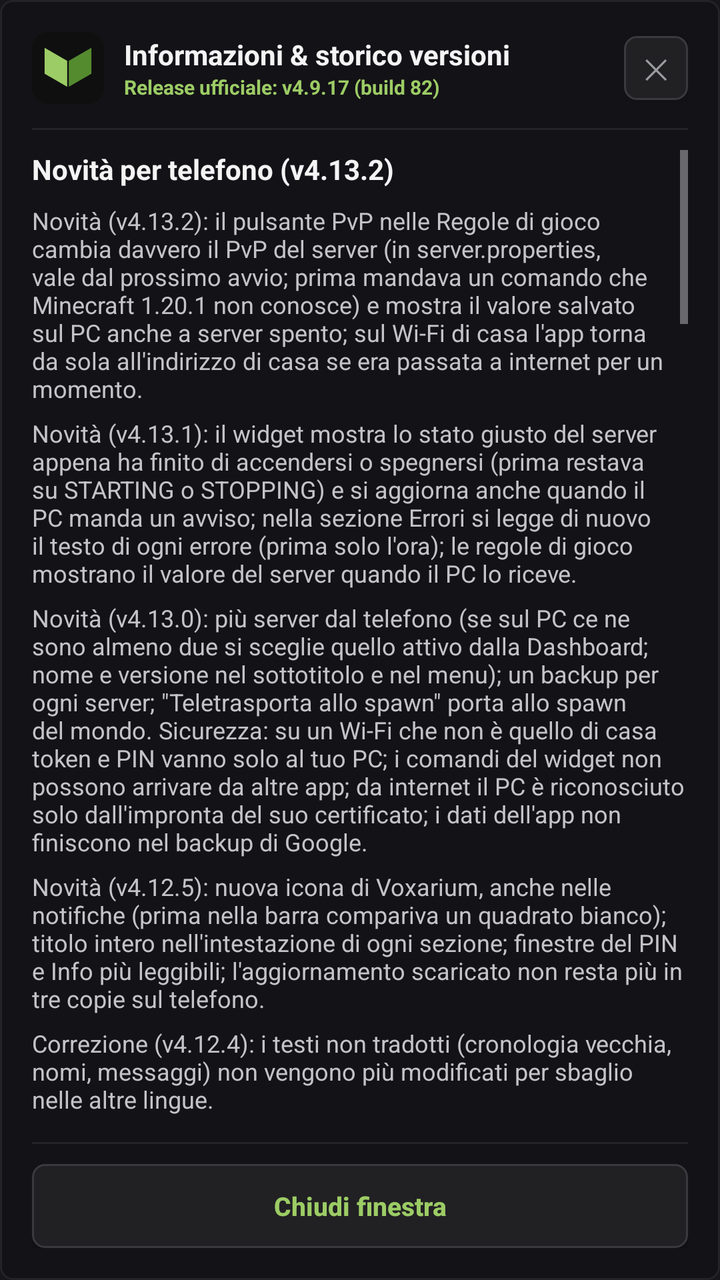
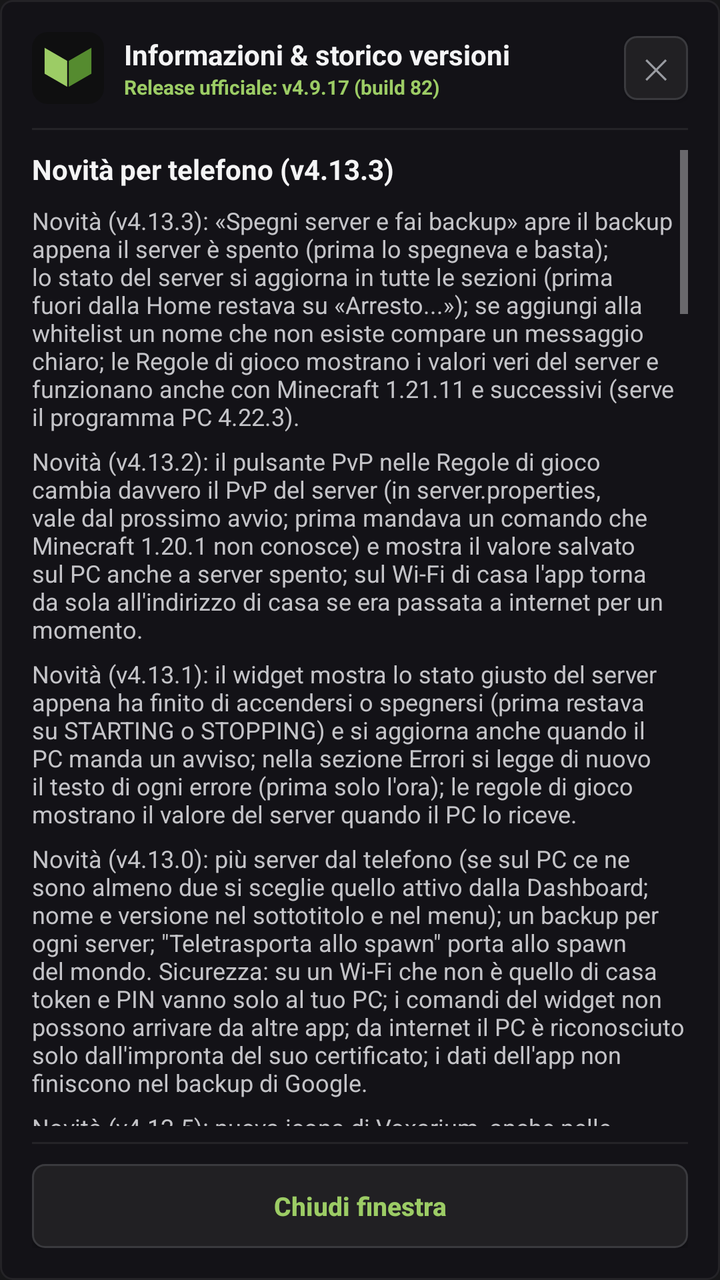

Before-and-after screenshots of an Android layout around one commit, followed by the original layout XML and the change that was made.
<!-- AndroidManifest.xml: application theme AppTheme -->
<!-- res/layout/dialog_info_versions.xml -->
<?xml version="1.0" encoding="utf-8"?>
<LinearLayout xmlns:android="http://schemas.android.com/apk/res/android"
    android:layout_width="match_parent"
    android:layout_height="wrap_content"
    android:orientation="vertical"
    android:background="@drawable/card_bg"
    android:padding="16dp">

    
    <RelativeLayout
        android:layout_width="match_parent"
        android:layout_height="wrap_content"
        android:layout_marginBottom="12dp">

        <ImageView
            android:id="@+id/dialogHeaderInfoIcon"
            android:layout_width="36dp"
            android:layout_height="36dp"
            android:layout_alignParentStart="true"
            android:layout_centerVertical="true"
            android:src="@drawable/ic_launcher" />

        <LinearLayout
            android:layout_width="wrap_content"
            android:layout_height="wrap_content"
            android:layout_toEndOf="@+id/dialogHeaderInfoIcon"
            android:layout_marginStart="10dp"
            android:layout_centerVertical="true"
            android:orientation="vertical">

            <TextView
                android:layout_width="wrap_content"
                android:layout_height="wrap_content"
                android:text="Informazioni &amp; storico versioni"
                android:tag="t:ui.informazioni_storico_versioni"
                android:textColor="#f4f4f5"
                android:textSize="14sp"
                android:textStyle="bold" />

            <TextView
                android:id="@+id/dialogTxtCurrentVersion"
                android:layout_width="wrap_content"
                android:layout_height="wrap_content"
                android:text="Release ufficiale: v4.9.17 (build 82)"
                android:tag="notr"
                android:textColor="#9ccc65"
                android:textSize="10sp"
                android:textStyle="bold" />
        </LinearLayout>

        <Button
            android:id="@+id/dialogBtnCloseTop"
            android:layout_width="32dp"
            android:layout_height="32dp"
            android:layout_alignParentEnd="true"
            android:layout_centerVertical="true"
            android:background="@drawable/btn_slate"
            android:text="✕"
            android:textColor="#9a9ca2"
            android:textSize="14sp" />
    </RelativeLayout>

    <View
        android:layout_width="match_parent"
        android:layout_height="1dp"
        android:background="#242327"
        android:layout_marginBottom="10dp" />

    
    <ScrollView
        android:layout_width="match_parent"
        android:layout_height="0dp"
        android:layout_weight="1"
        android:fillViewport="true"
        android:scrollbars="vertical">

        <LinearLayout
            android:layout_width="match_parent"
            android:layout_height="wrap_content"
            android:orientation="vertical">

            
            <TextView
                android:layout_width="wrap_content"
                android:layout_height="wrap_content"
                android:text="Novità per telefono (v4.13.2)"
                android:tag="t:ui.novita_telefono|v4.13.2"
                android:textColor="#f4f4f5"
                android:textSize="14sp"
                android:textStyle="bold"
                android:layout_marginBottom="8dp" />

            
                <TextView
                    android:layout_width="match_parent"
                    android:layout_height="wrap_content"
                    android:text="Novità (v4.13.2): il pulsante PvP nelle Regole di gioco cambia davvero il PvP del server (in server.properties, vale dal prossimo avvio; prima mandava un comando che Minecraft 1.20.1 non conosce) e mostra il valore salvato sul PC anche a server spento; sul Wi-Fi di casa l'app torna da sola all'indirizzo di casa se era passata a internet per un momento."
                    android:tag="t:ui.novita_v4_13_2_pvp"
                    android:textColor="#c4c4c8"
                    android:textSize="12sp"
                    android:layout_marginBottom="6dp" />

                <TextView
                    android:layout_width="match_parent"
                    android:layout_height="wrap_content"
                    android:text="Novità (v4.13.1): il widget mostra lo stato giusto del server appena ha finito di accendersi o spegnersi (prima restava su STARTING o STOPPING) e si aggiorna anche quando il PC manda un avviso; nella sezione Errori si legge di nuovo il testo di ogni errore (prima solo l'ora); le regole di gioco mostrano il valore del server quando il PC lo riceve."
                    android:tag="t:ui.novita_v4_13_1_widget"
                    android:textColor="#c4c4c8"
                    android:textSize="12sp"
                    android:layout_marginBottom="6dp" />

                <TextView
                    android:layout_width="match_parent"
                    android:layout_height="wrap_content"
                    android:text="Novità (v4.13.0): più server dal telefono (se sul PC ce ne sono almeno due si sceglie quello attivo dalla Dashboard; nome e versione nel sottotitolo e nel menu); un backup per ogni server; &quot;Teletrasporta allo spawn&quot; porta allo spawn del mondo. Sicurezza: su un Wi-Fi che non è quello di casa token e PIN vanno solo al tuo PC; i comandi del widget non possono arrivare da altre app; da internet il PC è riconosciuto solo dall'impronta del suo certificato; i dati dell'app non finiscono nel backup di Google."
                    android:tag="t:ui.novita_v4_13_0_piu_server"
                    android:textColor="#c4c4c8"
                    android:textSize="12sp"
                    android:layout_marginBottom="6dp" />

                <TextView
                    android:layout_width="match_parent"
                    android:layout_height="wrap_content"
                    android:text="Novità (v4.12.5): nuova icona di Voxarium, anche nelle notifiche (prima nella barra compariva un quadrato bianco); titolo intero nell'intestazione di ogni sezione; finestre del PIN e Info più leggibili; l'aggiornamento scaricato non resta più in tre copie sul telefono."
                    android:tag="t:ui.novita_v4_12_5_icona"
                    android:textColor="#c4c4c8"
                    android:textSize="12sp"
                    android:layout_marginBottom="6dp" />

                <TextView
                    android:layout_width="match_parent"
                    android:layout_height="wrap_content"
                    android:text="Correzione (v4.12.4): i testi non tradotti (cronologia vecchia, nomi, messaggi) non vengono più modificati per sbaglio nelle altre lingue."
                    android:tag="t:ui.correzione_v4_12_4_testi_non_tradotti"
                    android:textColor="#c4c4c8"
                    android:textSize="12sp"
                    android:layout_marginBottom="6dp" />

                <TextView
                    android:layout_width="match_parent"
                    android:layout_height="wrap_content"
                    android:text="App in 6 lingue (v4.12.0 – v4.12.3): pulsante della lingua nella barra in alto (IT, EN, ES, FR, DE, PT); il cambio lingua non riapre l'app e non chiede di nuovo l'impronta; tradotti anche errori di connessione e tipi di notifica."
                    android:tag="t:ui.app_6_lingue_v4_12_0_v4_12_3_pulsante"
                    android:textColor="#c4c4c8"
                    android:textSize="12sp"
                    android:layout_marginBottom="6dp" />

                <TextView
                    android:layout_width="match_parent"
                    android:layout_height="wrap_content"
                    android:text="RAM e backup (v4.11.0): RAM del server scelta da un elenco fino alla RAM del PC; la finestra del backup mostra quanto peserà; il PIN di sblocco viene controllato dal PC, quindi dopo un cambio di PIN vale subito quello nuovo; codice dell'app protetto."
                    android:tag="t:ui.ram_backup_v4_11_0_ram_server_scelta"
                    android:textColor="#c4c4c8"
                    android:textSize="12sp"
                    android:layout_marginBottom="6dp" />

                <TextView
                    android:layout_width="match_parent"
                    android:layout_height="wrap_content"
                    android:text="Avvisi verificati (v4.10.4): l'app mostra solo gli avvisi firmati dal proprio PC, quindi nessuno può mandarne di falsi; tolti due canali di notifica vecchi. Notifiche più puntuali (v4.10.3): quando la rete torna dopo un periodo senza segnale l'app riprende subito a ricevere gli avvisi del PC (prima poteva aspettare fino a 5 minuti). Correzioni (v4.10.2): dopo la prima configurazione la schermata Connessione mostra gli indirizzi salvati (prima, salvando da lì, si perdevano); ping mostrato solo a server acceso; titolo della testata non più sovrapposto allo stato."
                    android:tag="t:ui.avvisi_verificati_v4_10_4_app_mostra"
                    android:textColor="#c4c4c8"
                    android:textSize="12sp"
                    android:layout_marginBottom="6dp" />


                <TextView
                    android:layout_width="match_parent"
                    android:layout_height="wrap_content"
                    android:text="Nome Voxarium (v4.10.1) e accesso da fuori casa senza tunnel (v4.10.0): collegamento in HTTPS all'IP pubblico del PC, riconosciuto dall'impronta del suo certificato; nuovo aspetto come il pannello PC."
                    android:tag="t:ui.nome_voxarium_v4_10_1_accesso_fuori"
                    android:textColor="#c4c4c8"
                    android:textSize="12sp"
                    android:layout_marginBottom="6dp" />


            <LinearLayout
                android:layout_width="match_parent"
                android:layout_height="wrap_content"
                android:orientation="vertical"
                android:background="#131217"
                android:padding="12dp"
                android:layout_marginBottom="12dp">

                <TextView
                    android:layout_width="wrap_content"
                    android:layout_height="wrap_content"
                    android:text="Novità smartphone (app Android APK):"
                    android:tag="t:ui.novita_smartphone_app_android_apk"
                    android:textColor="#9a9ca2"
                    android:textSize="14sp"
                    android:textStyle="bold"
                    android:layout_marginBottom="6dp" />

                <TextView
                    android:layout_width="match_parent"
                    android:layout_height="wrap_content"
                    android:text="• Modalità Auto, Wi-Fi e Internet:\nIn Auto l'app usa l'indirizzo di casa sul Wi-Fi e quello da internet con i dati mobili, e passa dall'uno all'altro da sola.\n\n• Indirizzi sempre aggiornati:\nQuando cambia l'indirizzo del PC, il PC lo manda all'app con un messaggio firmato (ntfy): l'app accetta solo quelli del proprio PC.\n\n• Widget Schermata Home (2x2 / 4x1):\nStato del server, TPS, RAM e giocatori con comandi rapidi a un tocco.\n\n• Sblocco con PIN del PC e notifiche anche ad app chiusa."
                    android:tag="t:ui.modalita_auto_wi_fi_internet_auto_app"
                    android:textColor="#f4f4f5"
                    android:textSize="12sp"
                    android:lineSpacingExtra="3dp" />
            </LinearLayout>

            
            <TextView
                android:layout_width="wrap_content"
                android:layout_height="wrap_content"
                android:text="Cronologia versioni telefono"
                android:tag="t:ui.cronologia_versioni_telefono"
                android:textColor="#f4f4f5"
                android:textSize="14sp"
                android:textStyle="bold"
                android:layout_marginBottom="8dp" />

            <LinearLayout
                android:layout_width="match_parent"
                android:layout_height="wrap_content"
                android:orientation="vertical"
                android:background="#0f0f11"
                android:padding="12dp"
                android:layout_marginBottom="8dp">

                <TextView
                    android:layout_width="match_parent"
                    android:layout_height="wrap_content"
                    android:text="• v4.13.2 (Build 108):
Pulsante PvP funzionante (server.properties); ritorno automatico al Wi-Fi di casa."
                    android:tag="t:ui.v4_13_2_build_108_pvp"
                    android:textColor="#c4c4c8"
                    android:textSize="12sp"
                    android:layout_marginBottom="4dp" />

                <TextView
                    android:layout_width="match_parent"
                    android:layout_height="wrap_content"
                    android:text="• v4.13.1 (Build 107):
Widget con lo stato del server aggiornato; testo degli errori di nuovo visibile; regole di gioco lette dal server."
                    android:tag="t:ui.v4_13_1_build_107_widget"
                    android:textColor="#c4c4c8"
                    android:textSize="12sp"
                    android:layout_marginBottom="4dp" />

                <TextView
                    android:layout_width="match_parent"
                    android:layout_height="wrap_content"
                    android:text="• v4.13.0 (Build 105):\nPiù server dal telefono; un backup per ogni server; teletrasporto allo spawn del mondo; più sicurezza su Wi-Fi esterni, nel widget e nel collegamento da internet."
                    android:tag="t:ui.v4_13_0_build_105_server"
                    android:textColor="#c4c4c8"
                    android:textSize="12sp"
                    android:layout_marginBottom="4dp" />

                <TextView
                    android:layout_width="match_parent"
                    android:layout_height="wrap_content"
                    android:text="• v4.12.5 (Build 102):\nNuova icona; titoli interi nell'intestazione; finestre del PIN e Info più leggibili; aggiornamento scaricato in una sola copia."
                    android:tag="t:ui.v4_12_5_build_102_icona"
                    android:textColor="#c4c4c8"
                    android:textSize="12sp"
                    android:layout_marginBottom="4dp" />

                <TextView
                    android:layout_width="match_parent"
                    android:layout_height="wrap_content"
                    android:text="• v4.12.4 (Build 96):\nI testi non tradotti non vengono più modificati per sbaglio nelle altre lingue."
                    android:tag="t:ui.v4_12_4_build_96_testi_non_tradotti"
                    android:textColor="#c4c4c8"
                    android:textSize="12sp"
                    android:layout_marginBottom="4dp" />

                <TextView
                    android:layout_width="match_parent"
                    android:layout_height="wrap_content"
                    android:text="• v4.12.3 (Build 95):\nTradotti errori di connessione e tipi di notifica.\n• v4.12.2 (Build 94):\nIl cambio lingua non riapre l'app e non chiede di nuovo l'impronta.\n• v4.12.1 (Build 93):\nPulsante della lingua nella barra in alto.\n• v4.12.0 (Build 92):\nApp in 6 lingue: italiano, inglese, spagnolo, francese, tedesco e portoghese.\n• v4.11.0 (Build 91):\nRAM del server fino alla RAM del PC; peso del backup; PIN controllato dal PC; codice protetto."
                    android:tag="t:ui.v4_12_3_build_95_tradotti_errori"
                    android:textColor="#c4c4c8"
                    android:textSize="12sp"
                    android:layout_marginBottom="8dp" />

                <TextView
                    android:layout_width="match_parent"
                    android:layout_height="wrap_content"
                    android:tag="notr"
                    android:text="• v4.10.4 (Build 90):
Solo avvisi firmati dal proprio PC; canali di notifica riordinati.
• v4.10.3 (Build 89):
Avvisi del PC ripresi subito al ritorno della rete.
• v4.10.2 (Build 88):\nSchermata Connessione con gli indirizzi salvati dopo la prima configurazione; ping solo a server acceso; testata sistemata; finestra Info aggiornata.\n• v4.10.1 (Build 87):\nL'app si chiama Voxarium.\n• v4.10.0 (Build 86):\nAccesso da fuori casa in HTTPS sull'IP pubblico del PC (tunnel Cloudflare tolto); nuovo aspetto come il pannello PC.\n• v4.9.18 – v4.9.20 (Build 83-85):\nCanale notifiche proprio per ogni PC; meno richieste a ntfy.sh; avviso se il PC usa ancora il PIN predefinito.\n• v4.9.17 (Build 82):
Sicurezza push avanzata: verifica obbligatoria firma crittografica HMAC-SHA256 con push_secret su tutti i messaggi ntfy; topic ntfy dinamico configurato direttamente dal server al login (/api/auth/verify) con riconnessione a caldo in background.
• v4.9.15 (Build 80):
Bonifica totale lettere accentate italiane (à, è, é, ì, ò, ù, È, À) in tutte le schermate, toast e dialoghi; flag compilatore -encoding UTF-8 forzato stabilmente.
• v4.9.14 (Build 79):
Grafica ufficiale Minecraft: blocchi 3D in testata e dashboard, avatar skin teste reali per i giocatori connessi via mc-heads.
• v4.9.13 (Build 78):
Stabilizzazione handshake rete LAN e tunneling Cloudflare.
• v4.9.12 (Build 77):
Risoluzione bug audit dal vivo: giocatori online, conferma backup con opzione Drive, pulsante annulla, stati stopping/restarting/crash, gamerules dal server e avanzamento ripristino.
• v4.9.11 (Build 76):
Login con PIN, header X-Admin-Token, download APK atomico anti-troncamento e timeout ntfy 120s.
• v4.9.10 (Build 75):
Sincronizzazione automatica bidirezionale diretta da /api/network e fallback ntfy.
• v4.9.5 (Build 69):\nSchermata Info esclusiva per smartphone e visualizzazione pulita.\n\n• v4.9.4 (Build 68):\nTasti modalità dinamici con vibrazione aptica e auto-switch Wi-Fi ↔ 4G/5G.\n\n• v4.9.1 (Build 64):\nNuovo popup info (ⓘ) con card compatta e controlli veloci.\n\n• v4.8.6 (Build 62):\nSbloccato tasto 'Verifica Aggiornamenti' nelle Impostazioni e WakeLock anti-Doze.\n\n• v4.8.5 (Build 61):\nFinestra diagnostica completa per Crash Report con traceback Java.\n\n• v4.8.0 (Build 60):\nRipristino automatico backup mondo ZIP da cloud/locale e pulizia log obsoleti.\n\n• v4.7.0 (Build 59):\nConfigurazione notifiche push prioritarie tramite canale ntfy dedicato."
                    android:textColor="#9a9ca2"
                    android:textSize="12sp"
                    android:lineSpacingExtra="3dp" />
            </LinearLayout>
        </LinearLayout>
    </ScrollView>

    <View
        android:layout_width="match_parent"
        android:layout_height="1dp"
        android:background="#242327"
        android:layout_marginTop="8dp"
        android:layout_marginBottom="10dp" />

    
    <Button
        android:id="@+id/dialogBtnCloseBottom"
        android:layout_width="match_parent"
        android:layout_height="42dp"
        android:background="@drawable/btn_slate"
        android:text="Chiudi finestra"
        android:tag="t:ui.chiudi_finestra"
        android:textColor="#9ccc65"
        android:textSize="13sp"
        android:textStyle="bold" />
</LinearLayout>
<!-- resources referenced by this layout -->
<resources>
  <!-- drawable btn_slate (drawable) -->
  <?xml version="1.0" encoding="utf-8"?>
  <selector xmlns:android="http://schemas.android.com/apk/res/android">
      <item android:state_pressed="true">
          <shape android:shape="rectangle">
          <solid android:color="#2a2a2e" />
          <corners android:radius="6dp" />
          <stroke android:width="1dp" android:color="#4a4a4f" />
      </shape>
      </item>
      <item android:state_enabled="false">
          <shape android:shape="rectangle">
          <solid android:color="#171719" />
          <corners android:radius="6dp" />
          <stroke android:width="1dp" android:color="#242327" />
      </shape>
      </item>
      <item>
          <shape android:shape="rectangle">
          <solid android:color="#212023" />
          <corners android:radius="6dp" />
          <stroke android:width="1dp" android:color="#3a3a3e" />
      </shape>
      </item>
  </selector>
  <!-- drawable card_bg (drawable) -->
  <?xml version="1.0" encoding="utf-8"?>
  <shape xmlns:android="http://schemas.android.com/apk/res/android" android:shape="rectangle">
          <solid android:color="#131217" />
          <corners android:radius="6dp" />
          <stroke android:width="1dp" android:color="#242327" />
      </shape>
  <!-- drawable ic_launcher: png bitmap (drawable, 4230 bytes) -->
  <style name="AppTheme" parent="@android:style/Theme.Material.NoActionBar">
          <item name="android:colorPrimary">#7cb342</item>
          <item name="android:colorPrimaryDark">#171719</item>
          <item name="android:colorAccent">#9ccc65</item>
          <item name="android:windowBackground">#171719</item>
          <item name="android:statusBarColor">#171719</item>
          <item name="android:navigationBarColor">#171719</item>
          <item name="android:windowDrawsSystemBarBackgrounds">true</item>
          <item name="android:textColor">#f4f4f5</item>
          <item name="android:textColorHint">#8a8c92</item>
          <item name="android:buttonStyle">@style/AppButton</item>
          <item name="android:alertDialogTheme">@style/AppDialog</item>
      </style>
  <style name="AppButton" parent="@android:style/Widget.Material.Button">
          <item name="android:textAllCaps">false</item>
      </style>
  <style name="AppDialog" parent="@android:style/Theme.Material.Dialog.Alert">
          <item name="android:windowBackground">@drawable/dialog_bg</item>
          <item name="android:colorAccent">#9ccc65</item>
          <item name="android:textColorPrimary">#f4f4f5</item>
          <item name="android:textColor">#f4f4f5</item>
          <item name="android:textColorSecondary">#c4c4c8</item>
          <item name="android:textColorHint">#8a8c92</item>
          <item name="android:buttonBarButtonStyle">@style/AppDialogButton</item>
      </style>
  <!-- drawable dialog_bg (drawable) -->
  <?xml version="1.0" encoding="utf-8"?>
  <inset xmlns:android="http://schemas.android.com/apk/res/android"
      android:insetLeft="16dp"
      android:insetRight="16dp"
      android:insetTop="16dp"
      android:insetBottom="16dp">
      <shape android:shape="rectangle">
          <solid android:color="#212023" />
          <corners android:radius="6dp" />
          <stroke android:width="1dp" android:color="#3a3a3e" />
      </shape>
  </inset>
  <style name="AppDialogButton" parent="@android:style/Widget.Material.Button.Borderless.Colored">
          <item name="android:textAllCaps">false</item>
          <item name="android:textColor">#9ccc65</item>
          <item name="android:textSize">15sp</item>
      </style>
</resources>

<!-- the commit's change to res/layout/dialog_info_versions.xml (unified diff, before → after) -->
@@ -83,14 +83,23 @@
             <TextView
                 android:layout_width="wrap_content"
                 android:layout_height="wrap_content"
-                android:text="Novità per telefono (v4.13.2)"
-                android:tag="t:ui.novita_telefono|v4.13.2"
+                android:text="Novità per telefono (v4.13.3)"
+                android:tag="t:ui.novita_telefono|v4.13.3"
                 android:textColor="#f4f4f5"
                 android:textSize="14sp"
                 android:textStyle="bold"
                 android:layout_marginBottom="8dp" />
 
             
+                <TextView
+                    android:layout_width="match_parent"
+                    android:layout_height="wrap_content"
+                    android:text="Novità (v4.13.3): «Spegni server e fai backup» apre il backup appena il server è spento (prima lo spegneva e basta); lo stato del server si aggiorna in tutte le sezioni (prima fuori dalla Home restava su «Arresto...»); se aggiungi alla whitelist un nome che non esiste compare un messaggio chiaro; le Regole di gioco mostrano i valori veri del server e funzionano anche con Minecraft 1.21.11 e successivi (serve il programma PC 4.22.3)."
+                    android:tag="t:ui.novita_v4_13_3_backup"
+                    android:textColor="#c4c4c8"
+                    android:textSize="12sp"
+                    android:layout_marginBottom="6dp" />
+
                 <TextView
                     android:layout_width="match_parent"
                     android:layout_height="wrap_content"
@@ -220,6 +229,16 @@
                 android:background="#0f0f11"
                 android:padding="12dp"
                 android:layout_marginBottom="8dp">
+
+                <TextView
+                    android:layout_width="match_parent"
+                    android:layout_height="wrap_content"
+                    android:text="• v4.13.3 (Build 109):
+Backup dopo lo spegnimento; stato aggiornato in tutte le sezioni; errori della whitelist visibili; regole di gioco vere anche su 1.21.11+."
+                    android:tag="t:ui.v4_13_3_build_109_backup"
+                    android:textColor="#c4c4c8"
+                    android:textSize="12sp"
+                    android:layout_marginBottom="4dp" />
 
                 <TextView
                     android:layout_width="match_parent"
